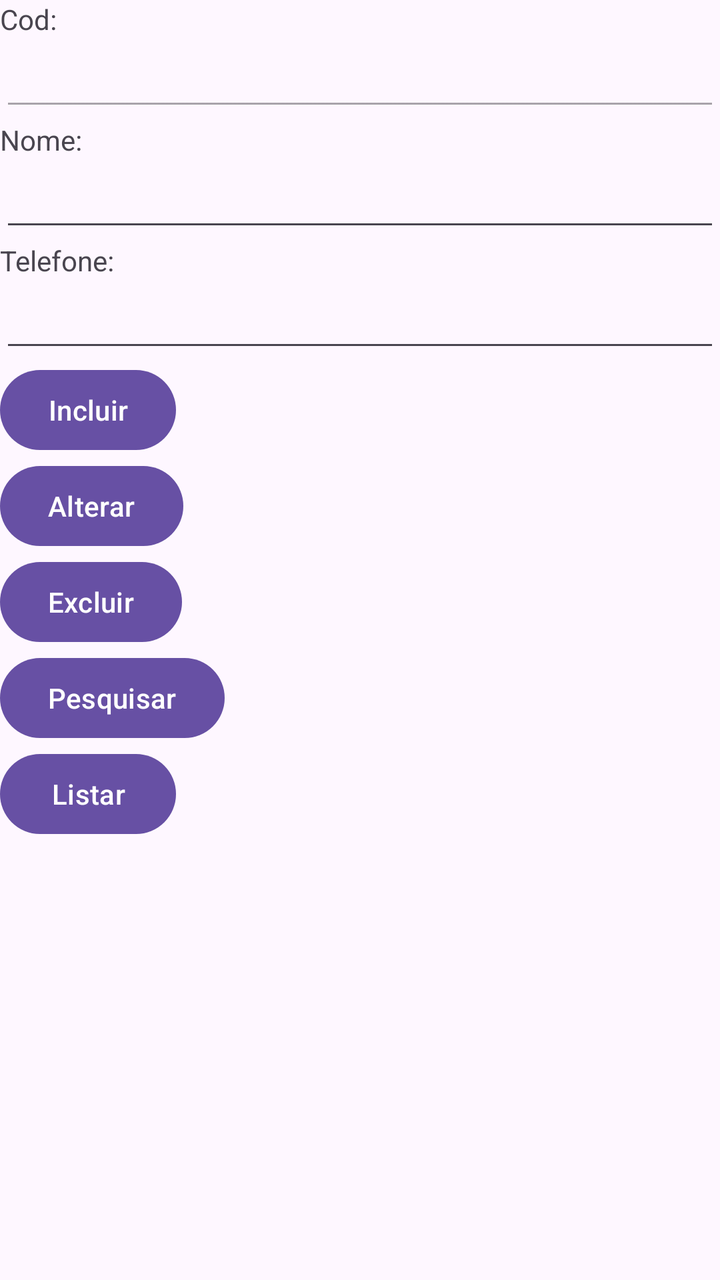
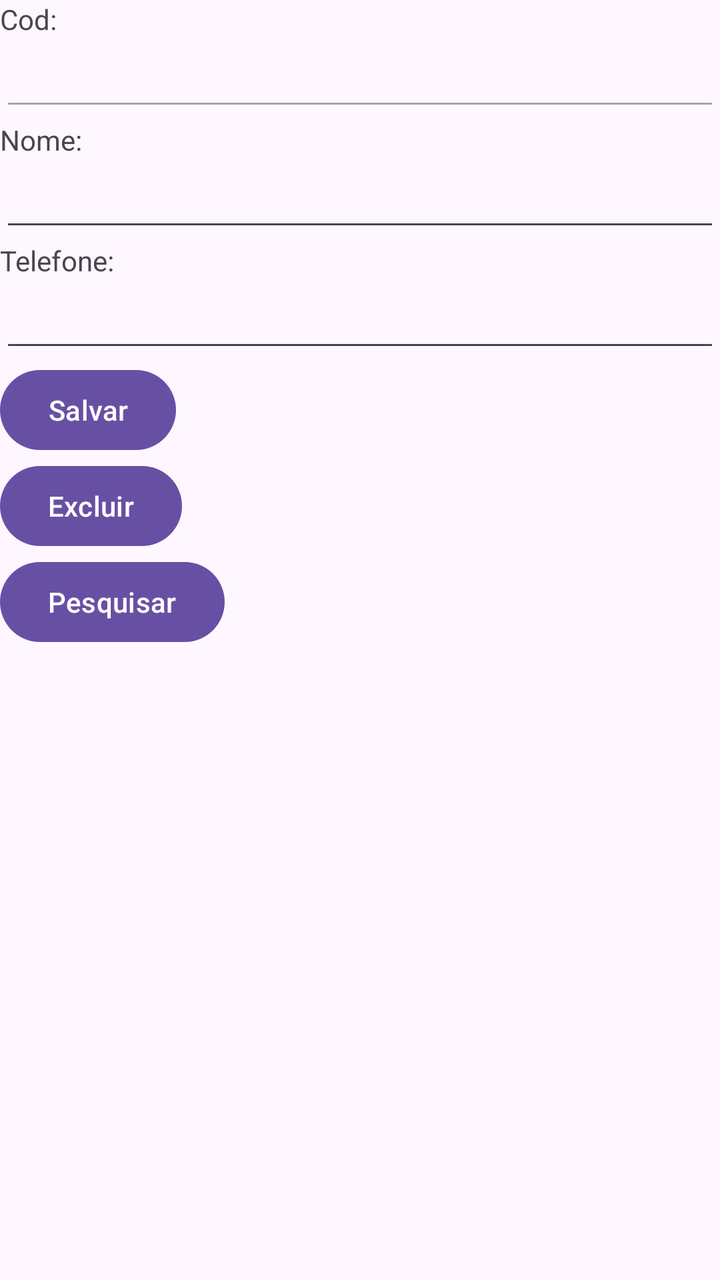

The first picture is an Android layout as it rendered before a commit; the second is the same layout after the commit. The layout source and the unified diff follow.
<!-- AndroidManifest.xml: application theme Theme.UsandoBD -->
<!-- res/layout/activity_main.xml -->
<?xml version="1.0" encoding="utf-8"?>
<LinearLayout xmlns:android="http://schemas.android.com/apk/res/android"
    xmlns:app="http://schemas.android.com/apk/res-auto"
    xmlns:tools="http://schemas.android.com/tools"
    android:id="@+id/main"
    android:layout_width="match_parent"
    android:layout_height="match_parent"
    android:orientation="vertical"
    tools:context=".MainActivity">

    <TextView
        android:layout_width="wrap_content"
        android:layout_height="wrap_content"
        android:text="Cod:" />
    
    <EditText
        android:id="@+id/etCod"
        android:layout_width="match_parent"
        android:layout_height="wrap_content"
        android:enabled="false"
        android:inputType="number" />

    <TextView
        android:layout_width="wrap_content"
        android:layout_height="wrap_content"
        android:text="Nome:" />

    <EditText
        android:id="@+id/etNome"
        android:layout_width="match_parent"
        android:layout_height="wrap_content"
        android:inputType="textCapWords" />

    <TextView
        android:layout_width="wrap_content"
        android:layout_height="wrap_content"
        android:text="Telefone:" />

    <EditText
        android:id="@+id/etTelefone"
        android:layout_width="match_parent"
        android:layout_height="wrap_content"
        android:inputType="phone" />

    <Button
        android:layout_width="wrap_content"
        android:layout_height="wrap_content"
        android:onClick="btIncluirOnClick"
        android:text="Incluir" />

    <Button
        android:layout_width="wrap_content"
        android:layout_height="wrap_content"
        android:onClick="btAlterarOnClick"
        android:text="Alterar" />

    <Button
        android:layout_width="wrap_content"
        android:layout_height="wrap_content"
        android:onClick="btExcluirOnClick"
        android:text="Excluir" />

    <Button
        android:layout_width="wrap_content"
        android:layout_height="wrap_content"
        android:onClick="btPesquisarOnClick"
        android:text="Pesquisar" />

    <Button
        android:layout_width="wrap_content"
        android:layout_height="wrap_content"
        android:onClick="btListarOnClick"
        android:text="Listar" />


</LinearLayout>
<!-- resources referenced by this layout -->
<resources>
  <style name="Theme.UsandoBD" parent="Base.Theme.UsandoBD" />
  <style name="Base.Theme.UsandoBD" parent="Theme.Material3.DayNight.NoActionBar">
          
          
      </style>
</resources>

<!-- the commit's change to res/layout/activity_main.xml (unified diff, before → after) -->
@@ -43,34 +43,25 @@
         android:inputType="phone" />
 
     <Button
-        android:layout_width="wrap_content"
-        android:layout_height="wrap_content"
-        android:onClick="btIncluirOnClick"
-        android:text="Incluir" />
-
-    <Button
+        android:id="@+id/btSalvar"
         android:layout_width="wrap_content"
         android:layout_height="wrap_content"
         android:onClick="btAlterarOnClick"
-        android:text="Alterar" />
+        android:text="Salvar" />
 
     <Button
+        android:id="@+id/btExcluir"
         android:layout_width="wrap_content"
         android:layout_height="wrap_content"
         android:onClick="btExcluirOnClick"
         android:text="Excluir" />
 
     <Button
+        android:id="@+id/btPesquisar"
         android:layout_width="wrap_content"
         android:layout_height="wrap_content"
         android:onClick="btPesquisarOnClick"
         android:text="Pesquisar" />
 
-    <Button
-        android:layout_width="wrap_content"
-        android:layout_height="wrap_content"
-        android:onClick="btListarOnClick"
-        android:text="Listar" />
-
 
 </LinearLayout>
